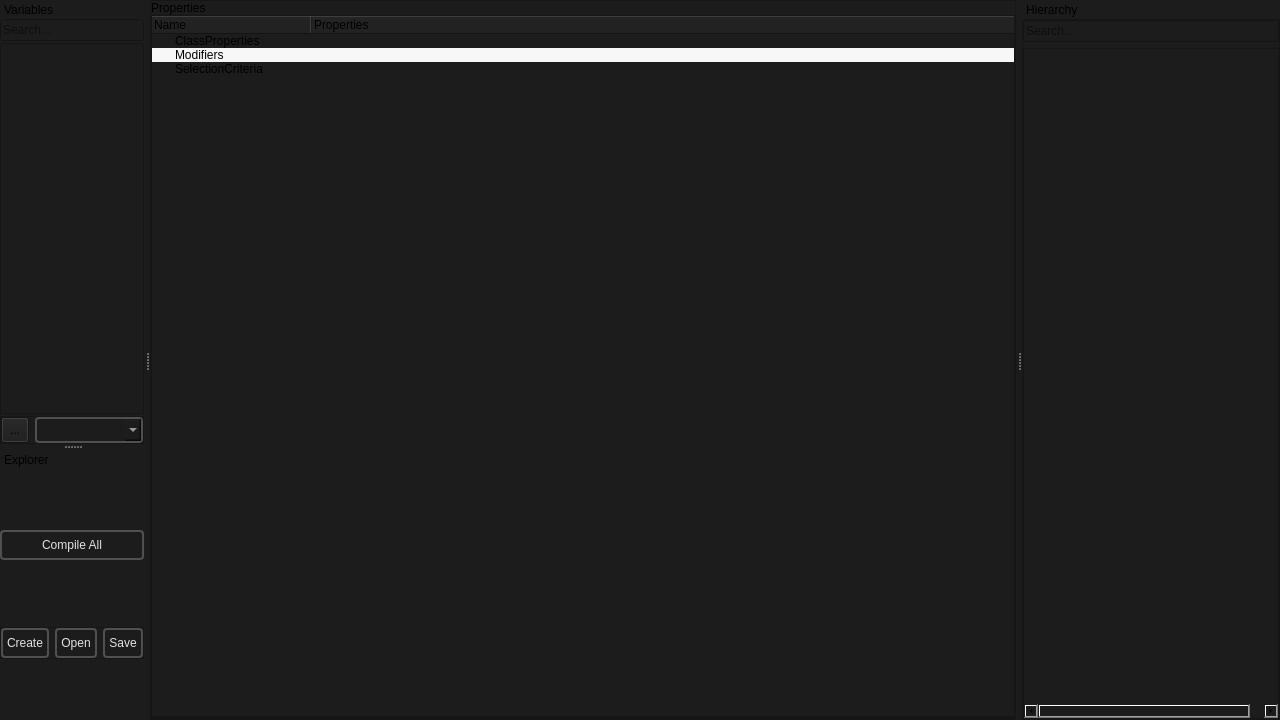
Old version of the form smartprop_editor/main.ui in the repository dertwist/Hammer5Tools.
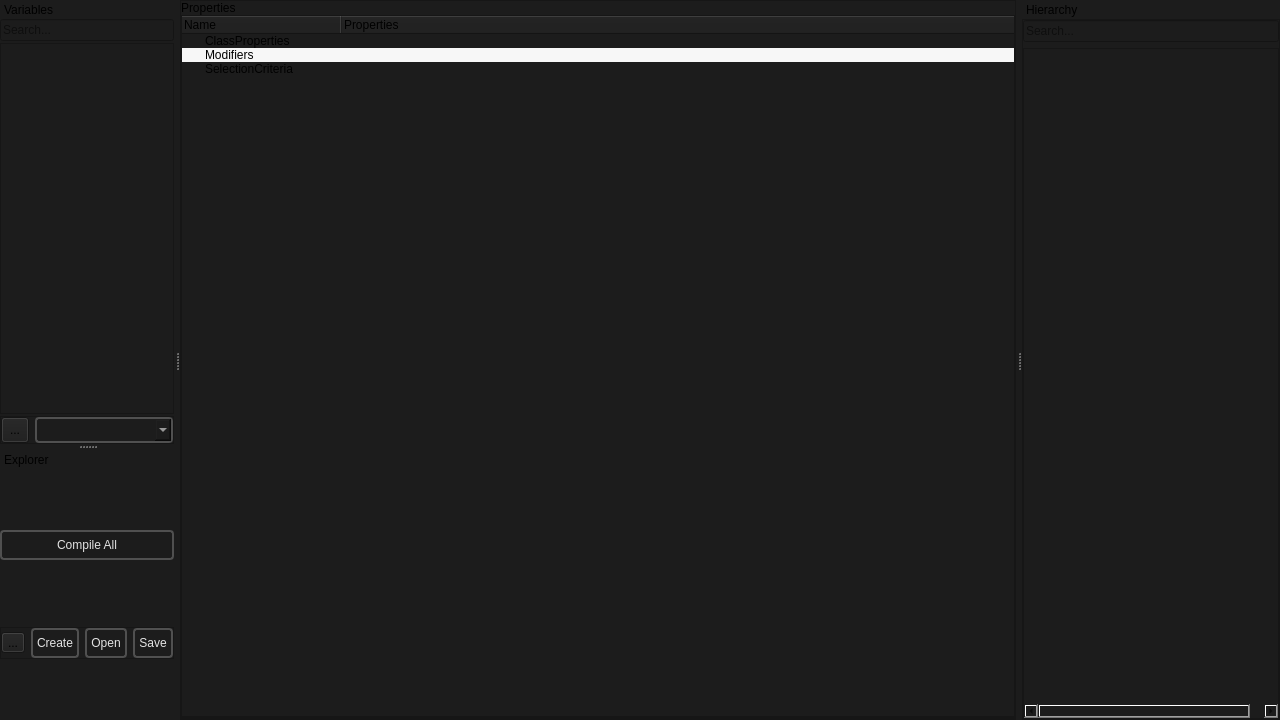
New version of the form. Icons and pictures are not drawn.

Commit message: Explorer vdata icon

Patch:
```diff
--- a/smartprop_editor/main.ui
+++ b/smartprop_editor/main.ui
@@ -810,6 +810,23 @@
         <property name="bottomMargin">
          <number>0</number>
         </property>
+        <item>
+         <widget class="QToolButton" name="toolButton">
+          <property name="text">
+           <string>...</string>
+          </property>
+          <property name="icon">
+           <iconset resource="../resources.qrc">
+            <normaloff>:/icons/settings_16dp_9D9D9D_FILL0_wght400_GRAD0_opsz20.svg</normaloff>:/icons/settings_16dp_9D9D9D_FILL0_wght400_GRAD0_opsz20.svg</iconset>
+          </property>
+          <property name="iconSize">
+           <size>
+            <width>20</width>
+            <height>20</height>
+           </size>
+          </property>
+         </widget>
+        </item>
         <item>
          <widget class="QPushButton" name="cerate_file_button">
           <property name="toolTip">
```
The commit also changes 2 other files.
